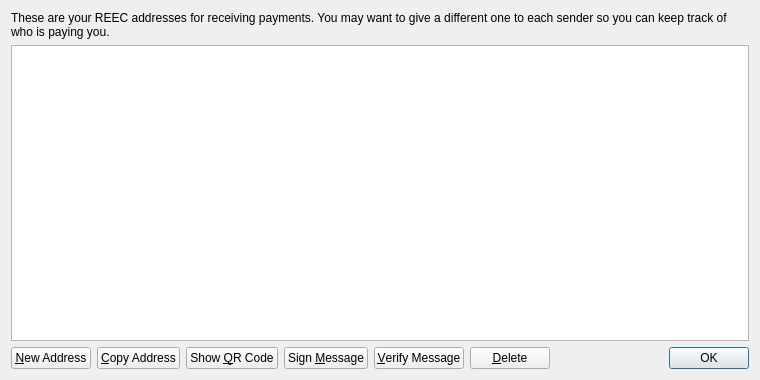
First picture: the form in src/qt/forms/addressbookpage.ui, repository reeccoin/REEC, before the edit.
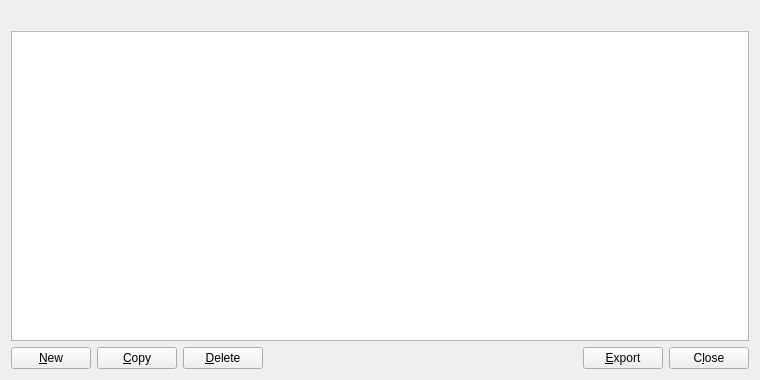
Second picture: the form after the edit. Icons and pictures are not drawn.

Commit message: REEC blockchain updated.

Diff of the .ui file:
```diff
--- a/src/qt/forms/addressbookpage.ui
+++ b/src/qt/forms/addressbookpage.ui
@@ -16,9 +16,6 @@
   <layout class="QVBoxLayout" name="verticalLayout">
    <item>
     <widget class="QLabel" name="labelExplanation">
-     <property name="text">
-      <string>These are your REEC addresses for receiving payments. You may want to give a different one to each sender so you can keep track of who is paying you.</string>
-     </property>
      <property name="textFormat">
       <enum>Qt::PlainText</enum>
      </property>
@@ -29,6 +26,43 @@
    </item>
    <item>
     <widget class="QTableView" name="tableView">
+     <property name="palette">
+      <palette>
+       <active>
+        <colorrole role="Text">
+         <brush brushstyle="SolidPattern">
+          <color alpha="255">
+           <red>51</red>
+           <green>51</green>
+           <blue>51</blue>
+          </color>
+         </brush>
+        </colorrole>
+       </active>
+       <inactive>
+        <colorrole role="Text">
+         <brush brushstyle="SolidPattern">
+          <color alpha="255">
+           <red>51</red>
+           <green>51</green>
+           <blue>51</blue>
+          </color>
+         </brush>
+        </colorrole>
+       </inactive>
+       <disabled>
+        <colorrole role="Text">
+         <brush brushstyle="SolidPattern">
+          <color alpha="255">
+           <red>85</red>
+           <green>85</green>
+           <blue>85</blue>
+          </color>
+         </brush>
+        </colorrole>
+       </disabled>
+      </palette>
+     </property>
      <property name="contextMenuPolicy">
       <enum>Qt::CustomContextMenu</enum>
      </property>
@@ -38,6 +72,9 @@
      <property name="tabKeyNavigation">
       <bool>false</bool>
      </property>
+     <property name="alternatingRowColors">
+      <bool>true</bool>
+     </property>
      <property name="selectionMode">
       <enum>QAbstractItemView::SingleSelection</enum>
      </property>
@@ -60,7 +97,14 @@
         <string>Create a new address</string>
        </property>
        <property name="text">
-        <string>&amp;New Address</string>
+        <string>&amp;New</string>
+       </property>
+       <property name="icon">
+        <iconset resource="../reeccoin.qrc">
+         <normaloff>:/icons/add</normaloff>:/icons/add</iconset>
+       </property>
+       <property name="autoDefault">
+        <bool>false</bool>
        </property>
       </widget>
      </item>
@@ -70,45 +114,32 @@
         <string>Copy the currently selected address to the system clipboard</string>
        </property>
        <property name="text">
-        <string>&amp;Copy Address</string>
+        <string>&amp;Copy</string>
        </property>
-      </widget>
-     </item>
-     <item>
-      <widget class="QPushButton" name="showQRCode">
-       <property name="text">
-        <string>Show &amp;QR Code</string>
+       <property name="icon">
+        <iconset resource="../reeccoin.qrc">
+         <normaloff>:/icons/editcopy</normaloff>:/icons/editcopy</iconset>
        </property>
-      </widget>
-     </item>
-     <item>
-      <widget class="QPushButton" name="signMessage">
-       <property name="toolTip">
-        <string>Sign a message to prove you own a REEC address</string>
+       <property name="autoDefault">
+        <bool>false</bool>
        </property>
-       <property name="text">
-        <string>Sign &amp;Message</string>
-       </property>
       </widget>
      </item>
      <item>
-      <widget class="QPushButton" name="verifyMessage">
-       <property name="toolTip">
-        <string>Verify a message to ensure it was signed with a specified REEC address</string>
-       </property>
-       <property name="text">
-        <string>&amp;Verify Message</string>
-       </property>
-      </widget>
-     </item>
-     <item>
-      <widget class="QPushButton" name="deleteButton">
+      <widget class="QPushButton" name="deleteAddress">
        <property name="toolTip">
         <string>Delete the currently selected address from the list</string>
        </property>
        <property name="text">
         <string>&amp;Delete</string>
        </property>
+       <property name="icon">
+        <iconset resource="../reeccoin.qrc">
+         <normaloff>:/icons/remove</normaloff>:/icons/remove</iconset>
+       </property>
+       <property name="autoDefault">
+        <bool>false</bool>
+       </property>
       </widget>
      </item>
      <item>
@@ -125,15 +156,35 @@
       </spacer>
      </item>
      <item>
-      <widget class="QDialogButtonBox" name="buttonBox">
+      <widget class="QPushButton" name="exportButton">
+       <property name="toolTip">
+        <string>Export the data in the current tab to a file</string>
+       </property>
+       <property name="text">
+        <string>&amp;Export</string>
+       </property>
+       <property name="icon">
+        <iconset resource="../reeccoin.qrc">
+         <normaloff>:/icons/export</normaloff>:/icons/export</iconset>
+       </property>
+       <property name="autoDefault">
+        <bool>false</bool>
+       </property>
+      </widget>
+     </item>
+     <item>
+      <widget class="QPushButton" name="closeButton">
        <property name="sizePolicy">
-        <sizepolicy hsizetype="Maximum" vsizetype="Fixed">
+        <sizepolicy hsizetype="Minimum" vsizetype="Minimum">
          <horstretch>0</horstretch>
          <verstretch>0</verstretch>
         </sizepolicy>
        </property>
-       <property name="standardButtons">
-        <set>QDialogButtonBox::Ok</set>
+       <property name="text">
+        <string>C&amp;lose</string>
+       </property>
+       <property name="autoDefault">
+        <bool>false</bool>
        </property>
       </widget>
      </item>
```
Left out of the diff: 11 changed lines with no effect on the pictures. The commit also changes 2127 other files.
